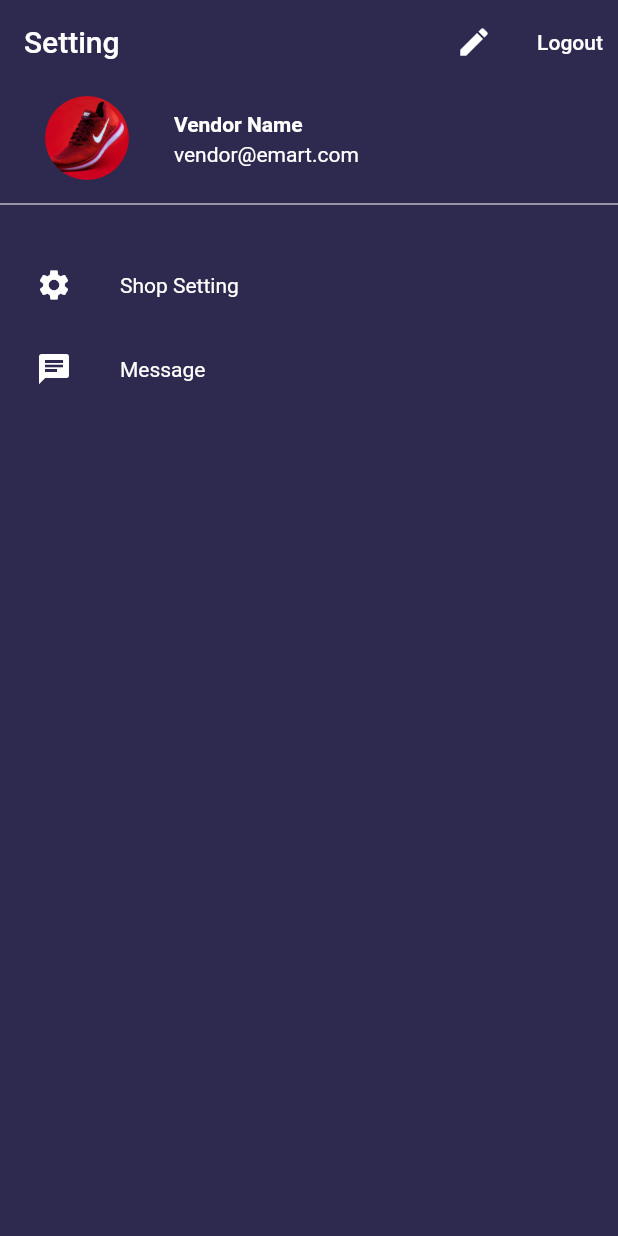
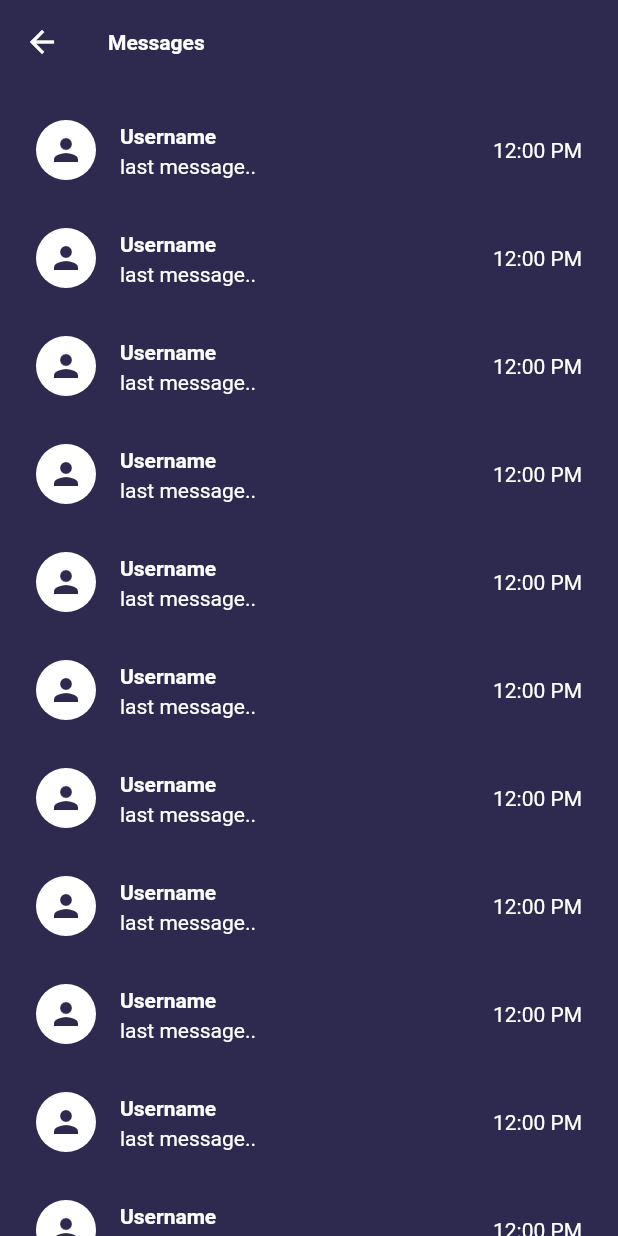
Before and after one commit to abdGhost/emart_seller, a Flutter app: the ProfileScreen screen opened directly, after a tap on "Message", on a phone screen of 412 x 824 dp. Run offline on Flutter 3.47's test engine with Material 2 defaults, Android fonts, the phone set to English and light mode, and no system bars; our stand-ins replace firebase_core, get, velocity_x; accounts and stored records are empty.

```diff
--- /dev/null
+++ b/lib/views/messages_screens/messages_screen.dart
@@ -0,0 +1,43 @@
+import 'package:emart_seller/const/const.dart';
+import 'package:emart_seller/views/messages_screens/chat_screen.dart';
+import 'package:emart_seller/widgets/text_styles.dart';
+import 'package:get/get.dart';
+
+class MessagesScreen extends StatelessWidget {
+  const MessagesScreen({super.key});
+  @override
+  Widget build(BuildContext context) {
+    return Scaffold(
+      backgroundColor: purpleColor,
+      appBar: AppBar(
+        title: boldText(text: "Messages", color: white),
+      ),
+      body: SingleChildScrollView(
+        physics: const BouncingScrollPhysics(),
+        child: Padding(
+          padding: const EdgeInsets.all(8.0),
+          child: Column(
+            children: List.generate(
+                20,
+                (index) => ListTile(
+                      onTap: () {
+                        Get.to(() => const ChatScreen());
+                      },
+                      leading: const CircleAvatar(
+                        backgroundColor: white,
+                        child: Icon(
+                          Icons.person,
+                          color: purpleColor,
+                        ),
+                      ),
+                      title: boldText(text: "Username", color: white),
+                      subtitle:
+                          normalText(text: "last message..", color: white),
+                      trailing: normalText(text: '12:00 PM', color: white),
+                    )),
+          ),
+        ),
+      ),
+    );
+  }
+}
--- a/lib/views/profile_screens/profile_screen.dart
+++ b/lib/views/profile_screens/profile_screen.dart
@@ -1,4 +1,5 @@
 import 'package:emart_seller/const/const.dart';
+import 'package:emart_seller/views/messages_screens/messages_screen.dart';
 import 'package:emart_seller/views/profile_screens/edit_profile_screen.dart';
 import 'package:emart_seller/views/shop_screens/shop_settings_screen.dart';
 import 'package:emart_seller/widgets/text_styles.dart';
@@ -56,6 +57,9 @@ class ProfileScreen extends StatelessWidget {
                       case 0:
                         Get.to(() => const ShopSettingsScreen());
                         break;
+                      case 1:
+                        Get.to(() => const MessagesScreen());
+                        break;
                       default:
                     }
                   },
```
Also changed, not shown: lib/views/messages_screens/chat_screen.dart (added, +56 -0 lines), lib/views/shop_screens/shop_settings_screen.dart (+8 -4 lines), 4 other files.
